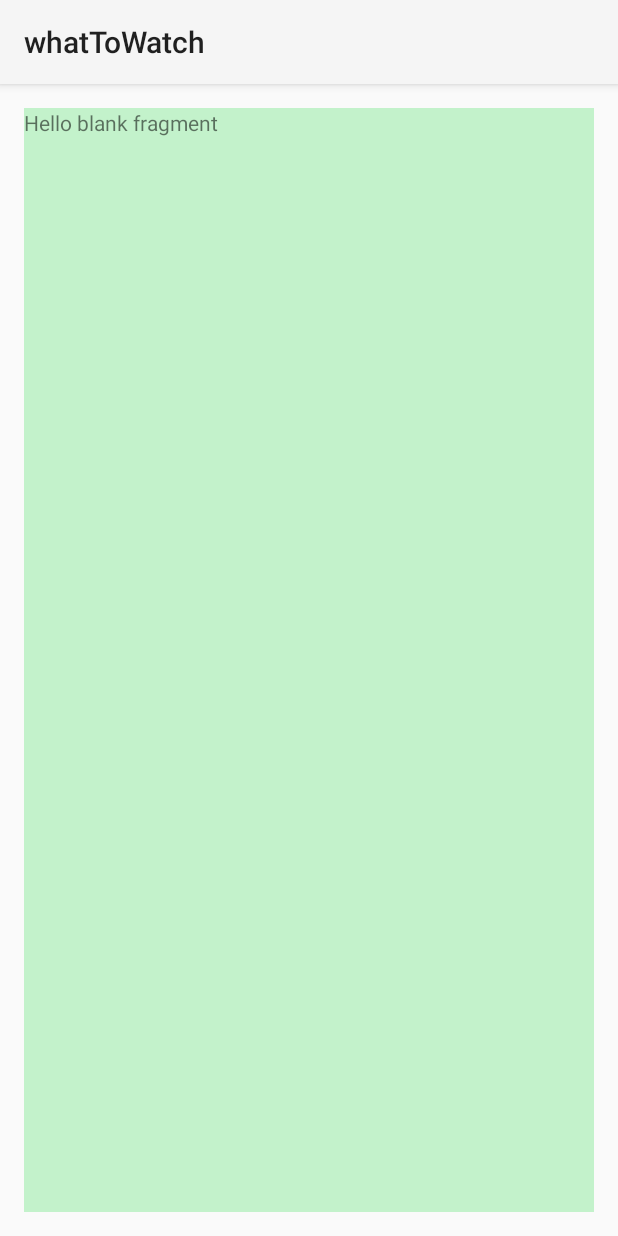
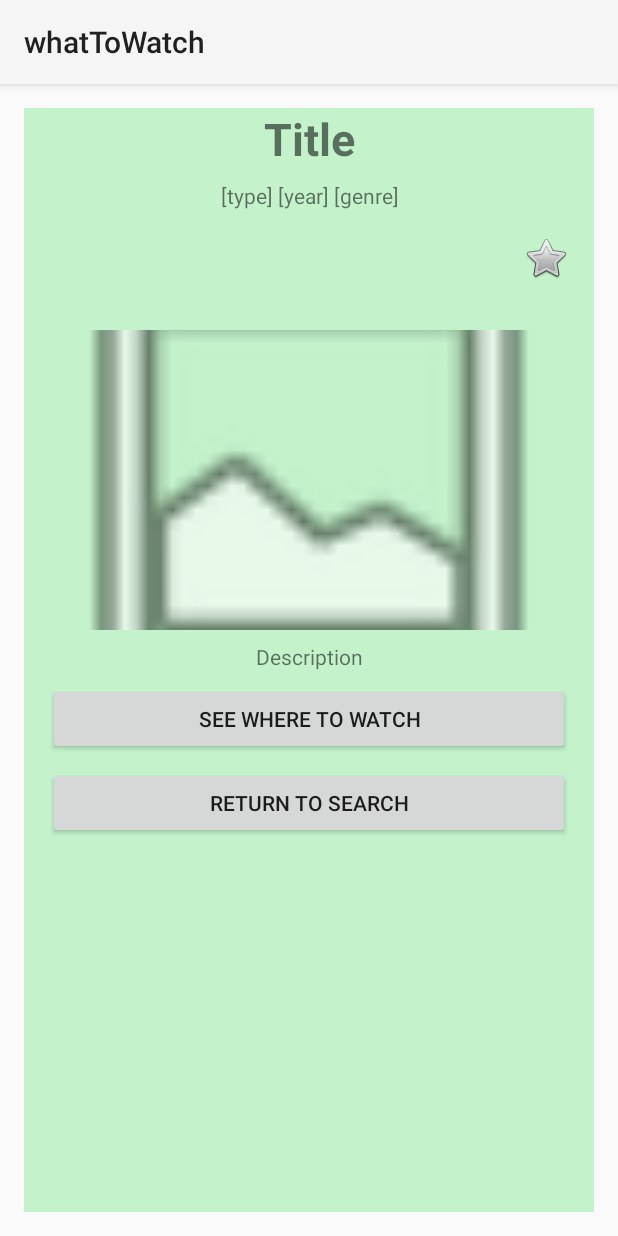
Before and after one commit to J4CKr4bb1t/whatToWatch, an Android app: the DetailFragment screen opened through its navigation route, on a phone screen of 412 x 824 dp. Run offline under Robolectric (Android 15) with nearby library versions, the phone set to English and light mode, and no system bars.

Commit message:
xml for detail fragment

```diff
--- a/app/src/main/res/layout/fragment_detail.xml
+++ b/app/src/main/res/layout/fragment_detail.xml
@@ -1,14 +1,71 @@
 <?xml version="1.0" encoding="utf-8"?>
-<FrameLayout xmlns:android="http://schemas.android.com/apk/res/android"
+<LinearLayout xmlns:android="http://schemas.android.com/apk/res/android"
+    xmlns:app="http://schemas.android.com/apk/res-auto"
     xmlns:tools="http://schemas.android.com/tools"
     android:layout_width="match_parent"
     android:layout_height="match_parent"
+    android:layout_gravity="center_vertical"
     android:background="#C3F2CB"
+    android:orientation="vertical"
     tools:context=".DetailFragment">
 
     <TextView
+        android:id="@+id/tvMediaTitle"
         android:layout_width="match_parent"
-        android:layout_height="match_parent"
-        android:text="@string/hello_blank_fragment" />
+        android:layout_height="wrap_content"
+        android:text="Title"
+        android:textSize="30sp"
+        android:gravity="center"
+        android:textStyle="bold" />
 
-</FrameLayout>
+    <TextView
+        android:id="@+id/tvMediaInfo"
+        android:layout_width="match_parent"
+        android:layout_height="wrap_content"
+        android:text="[type] [year] [genre]"
+        android:textAlignment="center"
+        android:layout_marginTop="8dp" />
+
+    <ImageView
+        android:id="@+id/favoriteButton"
+        android:layout_width="wrap_content"
+        android:layout_height="wrap_content"
+        android:src="@android:drawable/btn_star_big_off"
+        android:layout_gravity="right"
+        android:padding="16dp" />
+
+    <ImageView
+        android:id="@+id/mediaImage"
+        android:layout_width="match_parent"
+        android:layout_height="200dp"
+        android:src="@android:drawable/ic_menu_gallery"
+        android:layout_marginTop="16dp"
+        android:scaleType="centerCrop" />
+
+    <!-- Description -->
+    <TextView
+        android:id="@+id/tvDescription"
+        android:layout_width="match_parent"
+        android:layout_height="wrap_content"
+        android:text="Description"
+        android:textAlignment="center"
+        android:layout_marginTop="8dp" />
+
+    <!-- Where to Watch Button -->
+    <Button
+        android:id="@+id/whereToWatchButton"
+        android:layout_width="match_parent"
+        android:layout_height="wrap_content"
+        android:text="See where to watch"
+        android:layout_marginTop="8dp"
+        android:layout_marginHorizontal="16dp" />
+
+    <Button
+        android:id="@+id/returnToSearchButton"
+        android:layout_width="match_parent"
+        android:layout_height="wrap_content"
+        android:text="Return to search"
+        android:layout_marginTop="8dp"
+        android:layout_marginHorizontal="16dp"
+        android:layout_marginBottom="16dp" />
+</LinearLayout>
```
